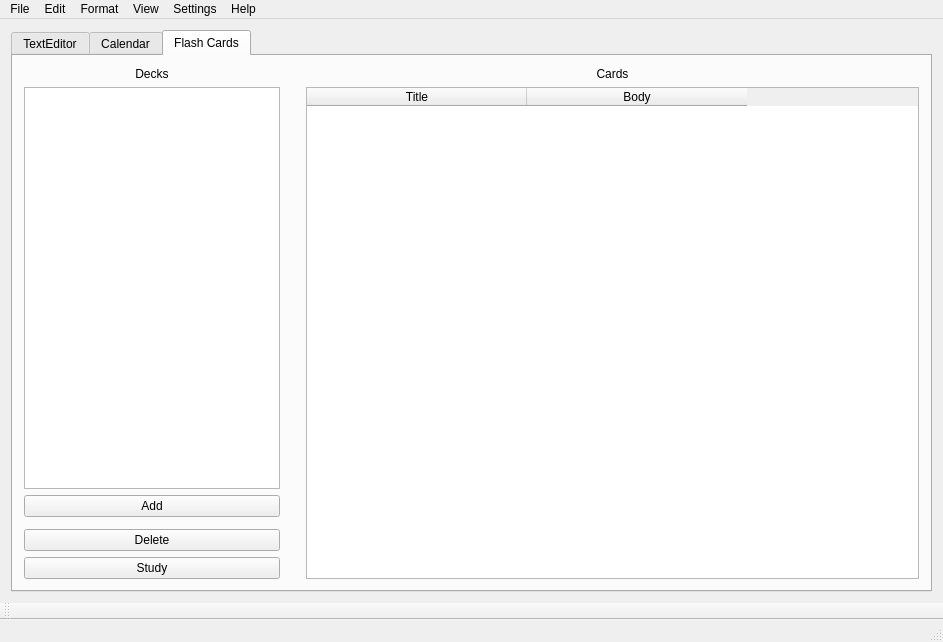
Qt form Qt Project Files/SpiralBound/mainwindow.ui (ECU-CSCI-4230/SpiralBound) before a commit.
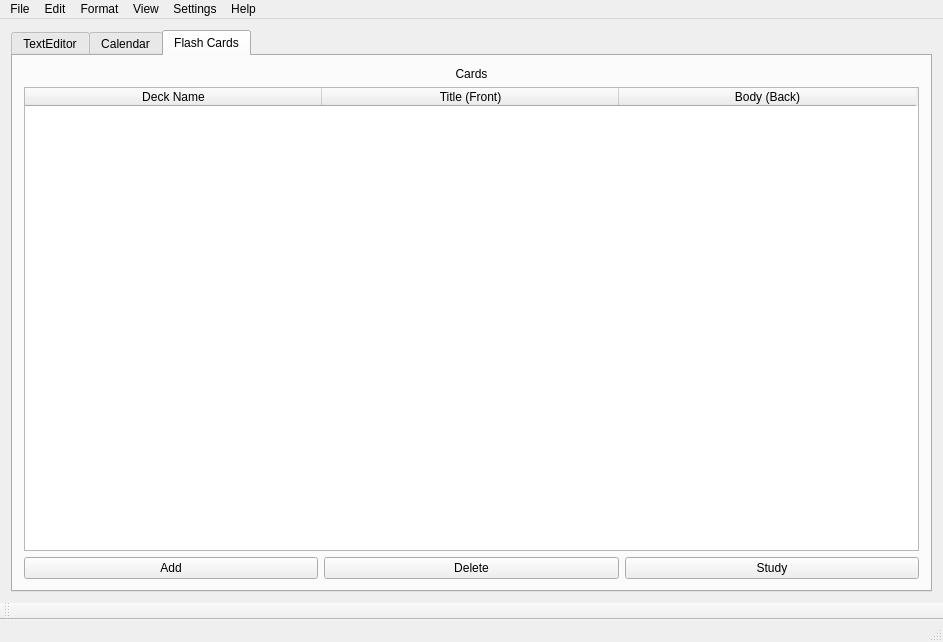
The same form after that commit. Icons and pictures are not drawn.

Patch:
```diff
--- a/Qt Project Files/SpiralBound/mainwindow.ui
+++ b/Qt Project Files/SpiralBound/mainwindow.ui
@@ -179,52 +179,15 @@
        <attribute name="title">
         <string>Flash Cards</string>
        </attribute>
-       <layout class="QGridLayout" name="gridLayout_5">
-        <item row="4" column="0">
-         <widget class="QPushButton" name="pushButton_deleteDeck">
-          <property name="sizePolicy">
-           <sizepolicy hsizetype="Preferred" vsizetype="Fixed">
-            <horstretch>0</horstretch>
-            <verstretch>0</verstretch>
-           </sizepolicy>
-          </property>
-          <property name="text">
-           <string>Delete</string>
-          </property>
-         </widget>
-        </item>
-        <item row="0" column="1" rowspan="6">
-         <spacer name="verticalSpacer">
-          <property name="orientation">
-           <enum>Qt::Vertical</enum>
-          </property>
-          <property name="sizeHint" stdset="0">
-           <size>
-            <width>20</width>
-            <height>40</height>
-           </size>
-          </property>
-         </spacer>
-        </item>
-        <item row="5" column="0">
-         <widget class="QPushButton" name="pushButton_studyDeck">
-          <property name="text">
-           <string>Study</string>
-          </property>
-         </widget>
-        </item>
-        <item row="0" column="0">
-         <widget class="QLabel" name="label_decks">
-          <property name="text">
-           <string>Decks</string>
-          </property>
-          <property name="alignment">
-           <set>Qt::AlignCenter</set>
-          </property>
-         </widget>
-        </item>
-        <item row="0" column="2">
+       <layout class="QGridLayout" name="gridLayout_4">
+        <item row="0" column="0" colspan="3">
          <widget class="QLabel" name="label_cards">
+          <property name="sizePolicy">
+           <sizepolicy hsizetype="Minimum" vsizetype="Minimum">
+            <horstretch>0</horstretch>
+            <verstretch>0</verstretch>
+           </sizepolicy>
+          </property>
           <property name="text">
            <string>Cards</string>
           </property>
@@ -233,37 +196,32 @@
           </property>
          </widget>
         </item>
-        <item row="1" column="2" rowspan="5">
+        <item row="1" column="0" colspan="3">
          <widget class="QTableWidget" name="tableWidget_cardsTable">
           <property name="columnCount">
-           <number>2</number>
+           <number>3</number>
           </property>
           <attribute name="horizontalHeaderDefaultSectionSize">
-           <number>220</number>
+           <number>297</number>
           </attribute>
           <attribute name="horizontalHeaderShowSortIndicator" stdset="0">
-           <bool>false</bool>
+           <bool>true</bool>
           </attribute>
           <column>
            <property name="text">
-            <string>Title</string>
+            <string>Deck Name</string>
            </property>
           </column>
           <column>
            <property name="text">
-            <string>Body</string>
+            <string>Title (Front)</string>
            </property>
           </column>
-         </widget>
-        </item>
-        <item row="1" column="0">
-         <widget class="QListWidget" name="listWidget_deckList">
-          <property name="sizePolicy">
-           <sizepolicy hsizetype="Preferred" vsizetype="Expanding">
-            <horstretch>0</horstretch>
-            <verstretch>0</verstretch>
-           </sizepolicy>
-          </property>
+          <column>
+           <property name="text">
+            <string>Body (Back)</string>
+           </property>
+          </column>
          </widget>
         </item>
         <item row="2" column="0">
@@ -276,6 +234,26 @@
           </property>
          </widget>
         </item>
+        <item row="2" column="1">
+         <widget class="QPushButton" name="pushButton_deleteDeck">
+          <property name="sizePolicy">
+           <sizepolicy hsizetype="Preferred" vsizetype="Fixed">
+            <horstretch>0</horstretch>
+            <verstretch>0</verstretch>
+           </sizepolicy>
+          </property>
+          <property name="text">
+           <string>Delete</string>
+          </property>
+         </widget>
+        </item>
+        <item row="2" column="2">
+         <widget class="QPushButton" name="pushButton_studyDeck">
+          <property name="text">
+           <string>Study</string>
+          </property>
+         </widget>
+        </item>
        </layout>
       </widget>
      </widget>
```
Left out of the diff: 3 changed lines with no effect on the pictures.
